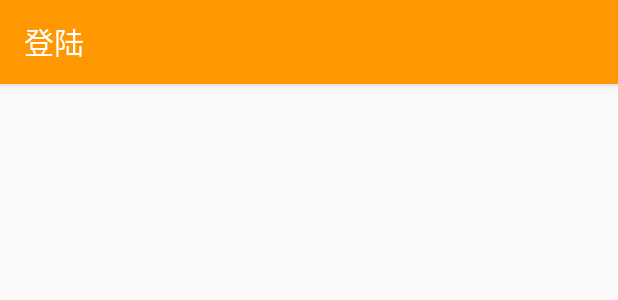
After one commit to mrzhqiang/Randall, an Android app: the layout activity_login.xml on its own in the app's theme, with its tools: preview values and no code run, on a phone screen of 412 x 824 dp. The commit adds this screen. Shown: the top 300 px of the screen. Run offline under Robolectric (Android 15) with nearby library versions, the phone set to English and light mode, and no system bars.

Commit message:
完成主页点击跳转，待实现创建角色和角色管理

```diff
--- a/app/src/main/AndroidManifest.xml
+++ b/app/src/main/AndroidManifest.xml
@@ -31,6 +31,7 @@
         android:name=".ui.AddAccountActivity"
         android:label="@string/login_label"
         android:noHistory="true"/>
+    <activity android:name=".ui.LoginActivity"/>
 
   </application>
 </manifest>
--- /dev/null
+++ b/app/src/main/res/layout/activity_login.xml
@@ -0,0 +1,28 @@
+<?xml version="1.0" encoding="utf-8"?>
+<layout xmlns:android="http://schemas.android.com/apk/res/android"
+    xmlns:app="http://schemas.android.com/apk/res-auto">
+  <data>
+    <variable
+        name="login"
+        type="com.github.mrzhqiang.randall.ui.LoginActivity"
+        />
+  </data>
+  <LinearLayout
+      android:layout_width="match_parent"
+      android:layout_height="match_parent"
+      android:orientation="vertical"
+      >
+    <android.support.v7.widget.Toolbar
+        android:id="@+id/toolbar"
+        android:layout_width="match_parent"
+        android:layout_height="wrap_content"
+        app:title="@string/login"
+        >
+    </android.support.v7.widget.Toolbar>
+    <TextView
+        android:layout_width="wrap_content"
+        android:layout_height="wrap_content"
+        android:text="@{login.text}"
+        />
+  </LinearLayout>
+</layout>
--- a/smith/src/main/java/com/github/mrzhqiang/smith/net/Game.java
+++ b/smith/src/main/java/com/github/mrzhqiang/smith/net/Game.java
@@ -9,7 +9,9 @@ import com.google.auto.value.AutoValue;
 
   public abstract String body();
 
-  public static Game create(String title, String body) {
-    return new AutoValue_Game(title, body);
+  public abstract String script();
+
+  public static Game create(String title, String body, String script) {
+    return new AutoValue_Game(title, body, script);
   }
 }
```
Also changed, not shown: app/src/main/java/com/github/mrzhqiang/randall/ui/LoginActivity.java (added, +37 -0 lines), app/src/main/java/com/github/mrzhqiang/randall/ui/adapters/RandallAdapter.java (+11 -0 lines), smith/src/main/java/com/github/mrzhqiang/smith/model/SmithModel.java (+27 -2 lines), smith/src/main/java/com/github/mrzhqiang/smith/net/Smith.java (+11 -0 lines), smith/src/main/java/com/github/mrzhqiang/smith/net/SmithConverterFactory.java (+9 -5 lines), smith/src/main/java/com/github/mrzhqiang/smith/net/html/Form.java (+5 -2 lines), smith/src/main/java/com/github/mrzhqiang/smith/net/html/Option.java (added, +14 -0 lines), smith/src/main/java/com/github/mrzhqiang/smith/net/html/Select.java (added, +24 -0 lines).
